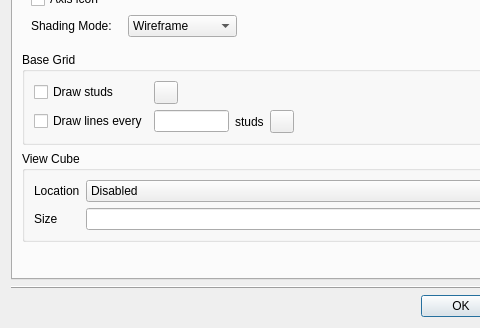
Qt form qt/lc_qpreferencesdialog.ui (leozide/leocad) before a commit; both pictures show x 0 to 480 and y 122 to 450 of the 598 by 450 pixel window.
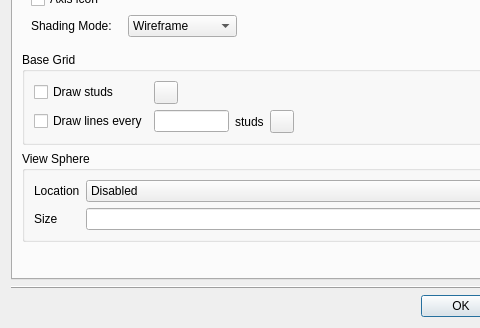
The same form after that commit. The open tabs and pages were chosen to show the change.

Commit message: Replaced view cube with a sphere.

The edit to the form file:
```diff
--- a/qt/lc_qpreferencesdialog.ui
+++ b/qt/lc_qpreferencesdialog.ui
@@ -327,7 +327,7 @@
        <item>
         <widget class="QGroupBox" name="ViewCubeGroup">
          <property name="title">
-          <string>View Cube</string>
+          <string>View Sphere</string>
          </property>
          <layout class="QGridLayout" name="gridLayout_3">
           <item row="0" column="0">
```
Left out of the diff: 10 changed lines with no effect on the pictures. The commit also changes 16 other files.
